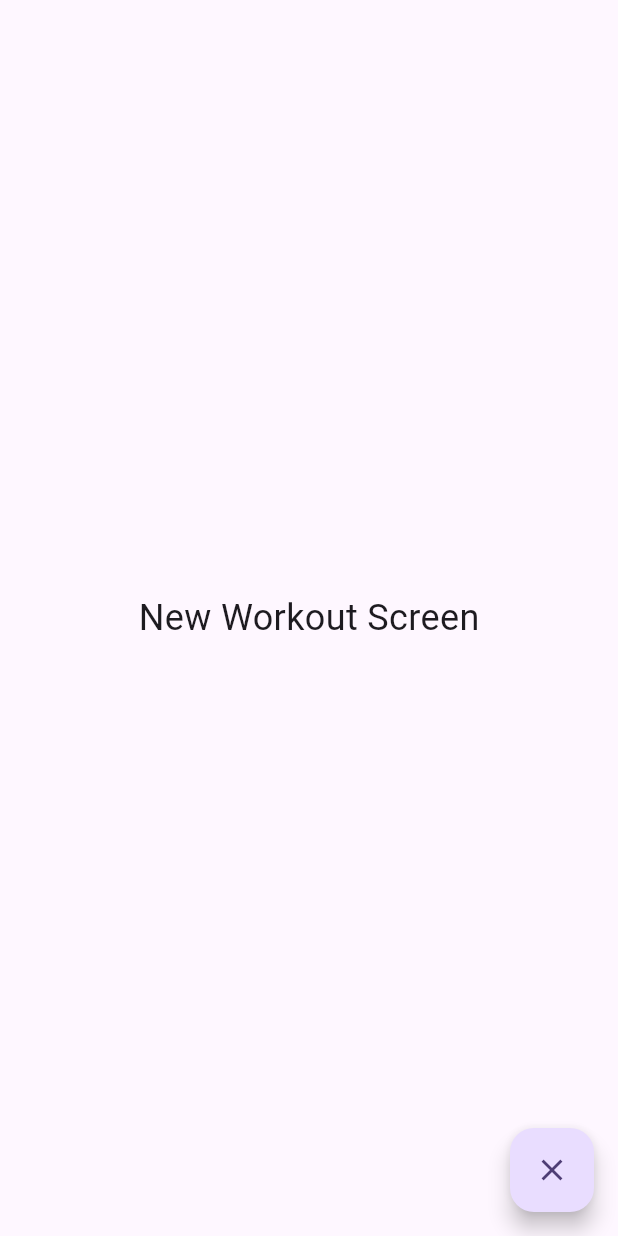
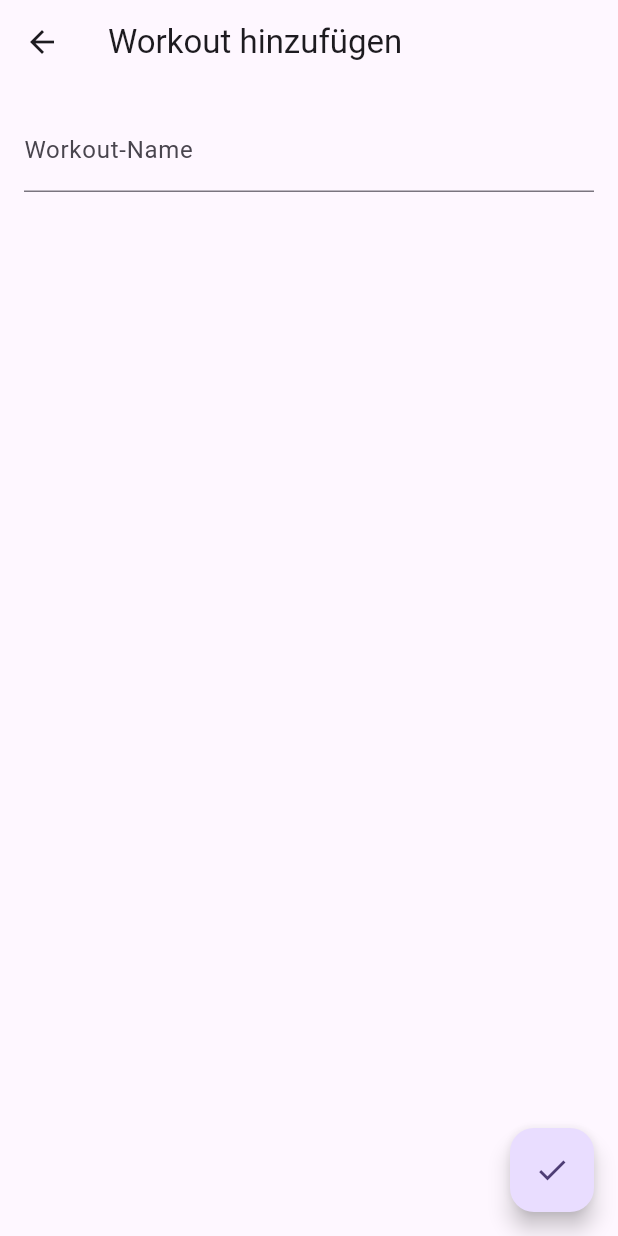
Before and after one commit to lenn-hnkl/TrackDaemon, a Flutter app: the screen it shows after launch, item 2 of the bottom bar chosen, after a tap on the "add" icon, on a phone screen of 412 x 824 dp. Run offline on Flutter 3.47's test engine with Material 3 defaults, Android fonts, the phone set to English and light mode, and no system bars.

Commit message:
Workout und Exercises Tab hinzugefügt

```diff
--- a/trackdaemon_application/lib/main.dart
+++ b/trackdaemon_application/lib/main.dart
@@ -108,7 +108,7 @@ class _MyHomePageState extends State<MyHomePage> {
           ),
           BottomNavigationBarItem(
             icon: Icon(Icons.fitness_center),
-            label: 'Workouts',
+            label: 'Training',
           ),
           BottomNavigationBarItem(
             icon: Icon(Icons.history),
--- a/trackdaemon_application/lib/screens/workout/newWorkout.dart
+++ b/trackdaemon_application/lib/screens/workout/ExerciseAddingScreen.dart
@@ -1,21 +1,19 @@
 import 'package:flutter/material.dart';
 
-class NewWorkoutScreen extends StatelessWidget {
+class ExerciseAddingScreen extends StatelessWidget {
   @override
   Widget build(BuildContext context) {
     return Scaffold(
+      appBar: AppBar(
+        title: const Text("Neues Workout"),
+        backgroundColor: Theme.of(context).colorScheme.inversePrimary,
+      ),
       body: Center(
         child: Text(
         "New Workout Screen",
         style: TextStyle(fontSize: 24),
       )
       ),
-      floatingActionButton: FloatingActionButton(
-        onPressed: () {
-          Navigator.pop(context);
-        },
-        child: Icon(Icons.close),
-      ),
     );
 
   }
--- /dev/null
+++ b/trackdaemon_application/lib/screens/workout/WorkoutAddingScreen.dart
@@ -0,0 +1,25 @@
+import 'package:flutter/material.dart';
+
+class WorkoutAddingScreen extends StatelessWidget {
+  final TextEditingController controller = TextEditingController();
+
+  @override
+  Widget build(BuildContext context) {
+    return Scaffold(
+      appBar: AppBar(title: Text("Workout hinzufügen")),
+      body: Padding(
+        padding: const EdgeInsets.all(16),
+        child: TextField(
+          controller: controller,
+          decoration: InputDecoration(labelText: "Workout-Name"),
+        ),
+      ),
+      floatingActionButton: FloatingActionButton(
+        onPressed: () {
+          Navigator.pop(context, controller.text); // Rückgabe!
+        },
+        child: Icon(Icons.check),
+      ),
+    );
+  }
+}
--- a/trackdaemon_application/lib/screens/workout/workout.dart
+++ b/trackdaemon_application/lib/screens/workout/workout.dart
@@ -1,17 +1,81 @@
 import 'package:flutter/material.dart';
-import 'newWorkout.dart';
+import 'WorkoutAddingScreen.dart';
+import 'ExerciseAddingScreen.dart';
 
 class WorkoutScreen extends StatelessWidget {
-  bool isPressed = false;
+ @override
+  Widget build(BuildContext context) {
+    return DefaultTabController(
+      length: 2, // Zwei Tabs
+      child: Scaffold(
+        appBar: AppBar(
+          bottom: const TabBar(
+            tabs: [
+              Tab(icon: Icon(Icons.fitness_center), text: "Workouts"),
+              Tab(icon: Icon(Icons.list), text: "Übungen"),
+            ],
+          ),
+        ),
+        body: const TabBarView(
+          children: [
+            WorkoutListScreen(), // eigene Widgets
+            ExerciseListScreen(),
+          ],
+        ),
+      ),
+    );
+  }
+}
+
+class WorkoutListScreen extends StatefulWidget {
+  const WorkoutListScreen({Key? key}) : super(key: key);
+
+  @override
+  _WorkoutListScreenState createState() => _WorkoutListScreenState();
+}
+
+class _WorkoutListScreenState extends State<WorkoutListScreen> {
+  List<String> workouts = [];
+
+  @override
+  Widget build(BuildContext context) {
+    return Scaffold(
+      body: ListView(
+        children: workouts.map((workout) => ListTile(title: Text(workout))).toList(),
+      ),
+      floatingActionButton: FloatingActionButton(
+        onPressed: () async {
+          final newWorkout = await Navigator.push(
+            context,
+            MaterialPageRoute(builder: (context) => WorkoutAddingScreen()),
+          );
+
+          if (newWorkout != null && newWorkout.toString().isNotEmpty) {
+            setState(() {
+              workouts.add(newWorkout);
+            });
+          }
+        },
+        child: Icon(Icons.add),
+      ),
+    );
+  }
+}
+
+
+class ExerciseListScreen extends StatelessWidget {
+  const ExerciseListScreen({Key? key}) : super(key: key);
+  static List exercises = []; // Lokale Speicherung der Übungen
 
   @override
   Widget build(BuildContext context) {
     return Scaffold(
       body: Center(
         child:
-        Text(
-        "Workout Screen",
-        style: TextStyle(fontSize: 24),
+        ListView(
+          children: exercises.map((workout) => ListTile(
+            title: Text(workout.toString()),
+          )).toList(),
       )
       ),
       floatingActionButton:
@@ -19,7 +83,7 @@ class WorkoutScreen extends StatelessWidget {
               onPressed: () {
                   Navigator.push(
                     context,
-                    MaterialPageRoute(builder: (context) => NewWorkoutScreen()),
+                    MaterialPageRoute(builder: (context) => ExerciseAddingScreen()),
                   );
                 },
               child: Icon(Icons.add),
```
